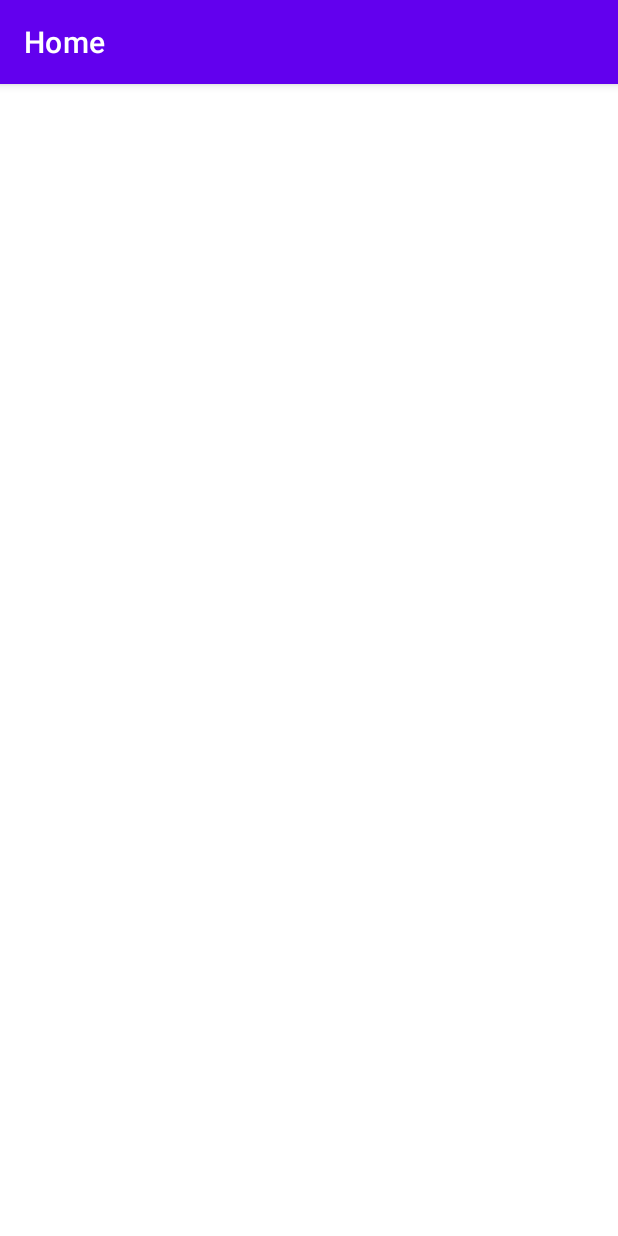
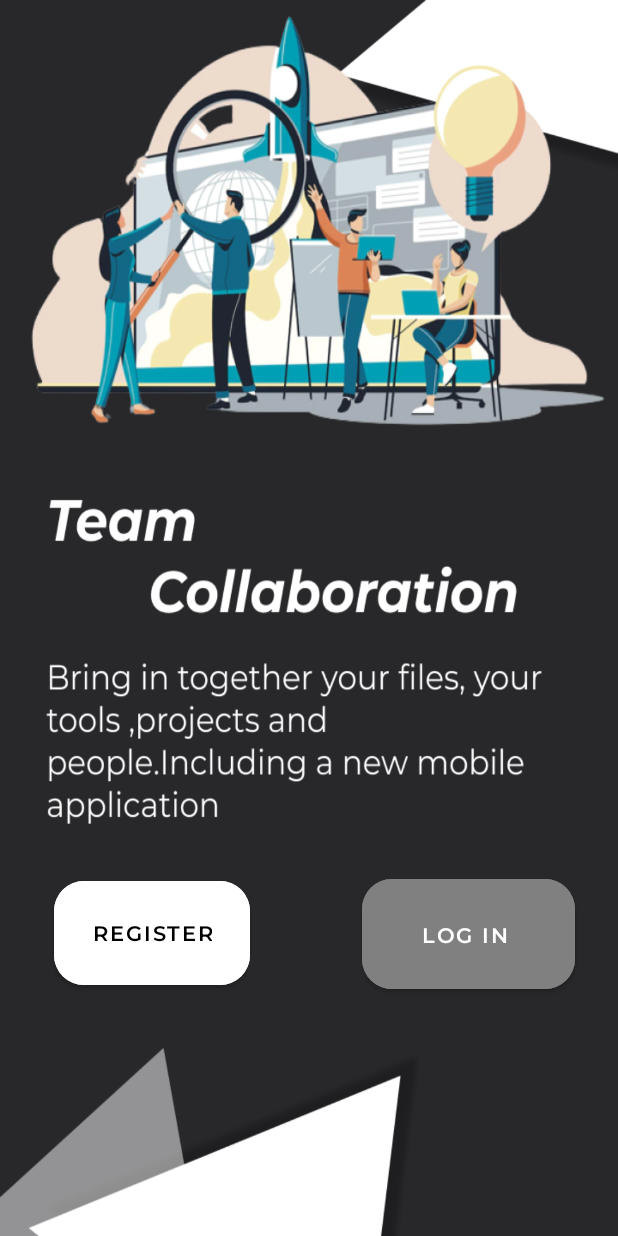
Before and after one commit to PratyushSingh07/Projects-Hub, an Android app: the screen it shows after launch (HomeActivity before the commit, LandingActivity after it), on a phone screen of 412 x 824 dp. Run offline under Robolectric (Android 15) with nearby library versions, the phone set to English and light mode, and no system bars.

Commit message:
Added a landing page

```diff
--- a/app/src/main/AndroidManifest.xml
+++ b/app/src/main/AndroidManifest.xml
@@ -13,8 +13,8 @@
         android:supportsRtl="true"
         android:theme="@style/Theme.ProjectsHub"
         tools:targetApi="31">
-        <activity android:name=".HomeActivity"
-            android:label="Home"/>
+        <activity android:name=".LandingActivity"
+            android:label="Login"/>
         <activity
             android:name=".MainActivity"
             android:exported="true">
--- a/app/src/main/java/com/example/projectshub/HomeActivity.kt
+++ /dev/null
@@ -1,6 +0,0 @@
-package com.example.projectshub
-
-import androidx.appcompat.app.AppCompatActivity
-
-class HomeActivity:AppCompatActivity() {
-}
--- /dev/null
+++ b/app/src/main/java/com/example/projectshub/LandingActivity.kt
@@ -0,0 +1,12 @@
+package com.example.projectshub
+
+import android.os.Bundle
+import androidx.appcompat.app.AppCompatActivity
+
+class LandingActivity:AppCompatActivity() {
+    override fun onCreate(savedInstanceState: Bundle?) {
+        super.onCreate(savedInstanceState)
+        setContentView(R.layout.activity_landing)
+        supportActionBar?.hide()
+    }
+}
--- a/app/src/main/java/com/example/projectshub/MainActivity.kt
+++ b/app/src/main/java/com/example/projectshub/MainActivity.kt
@@ -11,7 +11,7 @@ class MainActivity : AppCompatActivity() {
         setContentView(R.layout.activity_main)
         supportActionBar?.hide()
         Handler().postDelayed({
-            val intent=Intent(this,HomeActivity::class.java)
+            val intent=Intent(this,LandingActivity::class.java)
             startActivity(intent)
             finish()
         },2500)
--- /dev/null
+++ b/app/src/main/res/layout/activity_landing.xml
@@ -0,0 +1,44 @@
+<?xml version="1.0" encoding="utf-8"?>
+<androidx.constraintlayout.widget.ConstraintLayout xmlns:android="http://schemas.android.com/apk/res/android"
+    xmlns:app="http://schemas.android.com/apk/res-auto"
+    android:layout_width="match_parent"
+    android:layout_height="match_parent"
+    xmlns:tools="http://schemas.android.com/tools"
+    tools:context=".LandingActivity"
+    android:background="@drawable/landing">
+
+    <com.google.android.material.button.MaterialButton
+        android:id="@+id/register"
+        android:layout_width="wrap_content"
+        android:layout_height="wrap_content"
+        android:layout_marginStart="36dp"
+        android:layout_marginEnd="30dp"
+        android:backgroundTint="@color/white"
+        android:fontFamily="@font/mon"
+        android:padding="25dp"
+        android:text="Register"
+        app:cornerRadius="20dp"
+        android:textColor="@color/black"
+        app:layout_constraintBottom_toBottomOf="parent"
+        app:layout_constraintStart_toStartOf="parent"
+        app:layout_constraintTop_toTopOf="parent"
+        app:layout_constraintVertical_bias="0.783" />
+
+    <com.google.android.material.button.MaterialButton
+        android:layout_width="142dp"
+        android:layout_height="85dp"
+        android:backgroundTint="#808080"
+        android:fontFamily="@font/mon"
+        android:padding="28dp"
+        android:text="Log In "
+        android:textColor="@color/white"
+        app:cornerRadius="20dp"
+        app:layout_constraintBottom_toBottomOf="parent"
+        app:layout_constraintEnd_toEndOf="parent"
+        app:layout_constraintHorizontal_bias="0.895"
+        app:layout_constraintStart_toStartOf="parent"
+        app:layout_constraintTop_toTopOf="parent"
+        app:layout_constraintVertical_bias="0.785" />
+
+
+</androidx.constraintlayout.widget.ConstraintLayout>
--- a/app/src/main/res/values-night/themes.xml
+++ b/app/src/main/res/values-night/themes.xml
@@ -3,12 +3,12 @@
     <style name="Theme.ProjectsHub" parent="Theme.MaterialComponents.DayNight.DarkActionBar">
         <!-- Primary brand color. -->
         <item name="colorPrimary">@color/purple_200</item>
-        <item name="colorPrimaryVariant">@color/purple_700</item>
+        <item name="colorPrimaryVariant">#28282B</item>
         <item name="colorOnPrimary">@color/black</item>
         <!-- Secondary brand color. -->
         <item name="colorSecondary">@color/teal_200</item>
         <item name="colorSecondaryVariant">@color/teal_200</item>
-        <item name="colorOnSecondary">@color/black</item>
+        <item name="colorOnSecondary">#28282B</item>
         <!-- Status bar color. -->
         <item name="android:statusBarColor" tools:targetApi="l">?attr/colorPrimaryVariant</item>
         <!-- Customize your theme here. -->
```
Also changed, not shown: app/src/main/res/drawable/img.png (renamed from app/src/main/res/drawable-v24/img.png), app/src/main/res/drawable/landing.png (added), app/src/main/res/font/mon.ttf (added).
